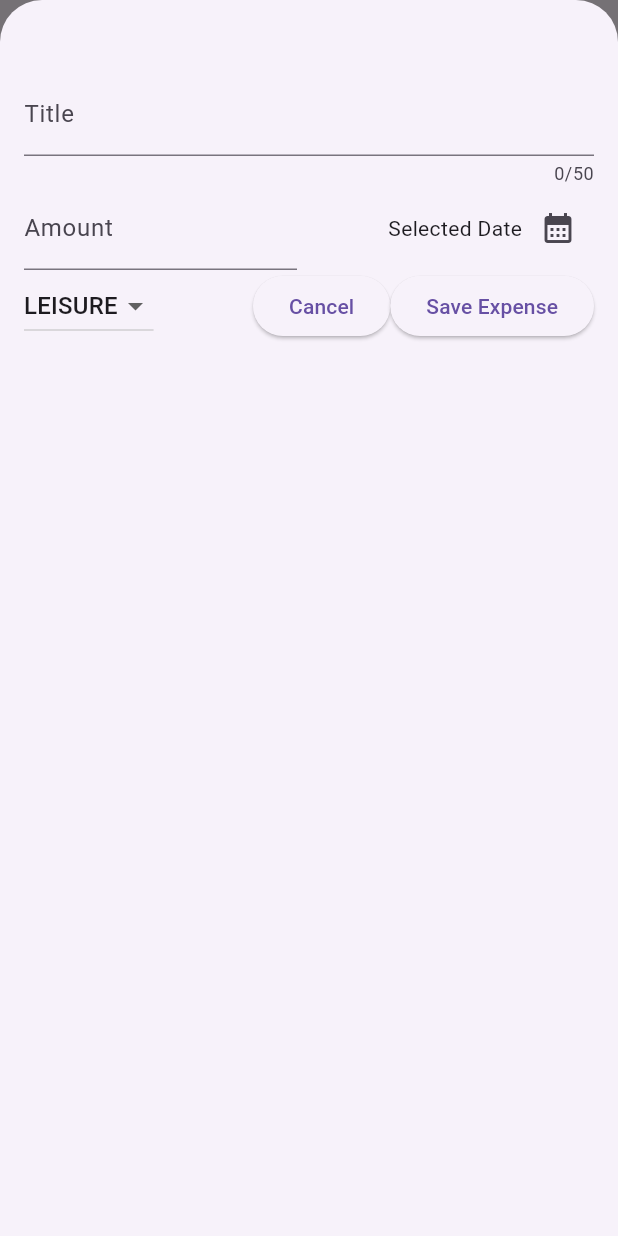
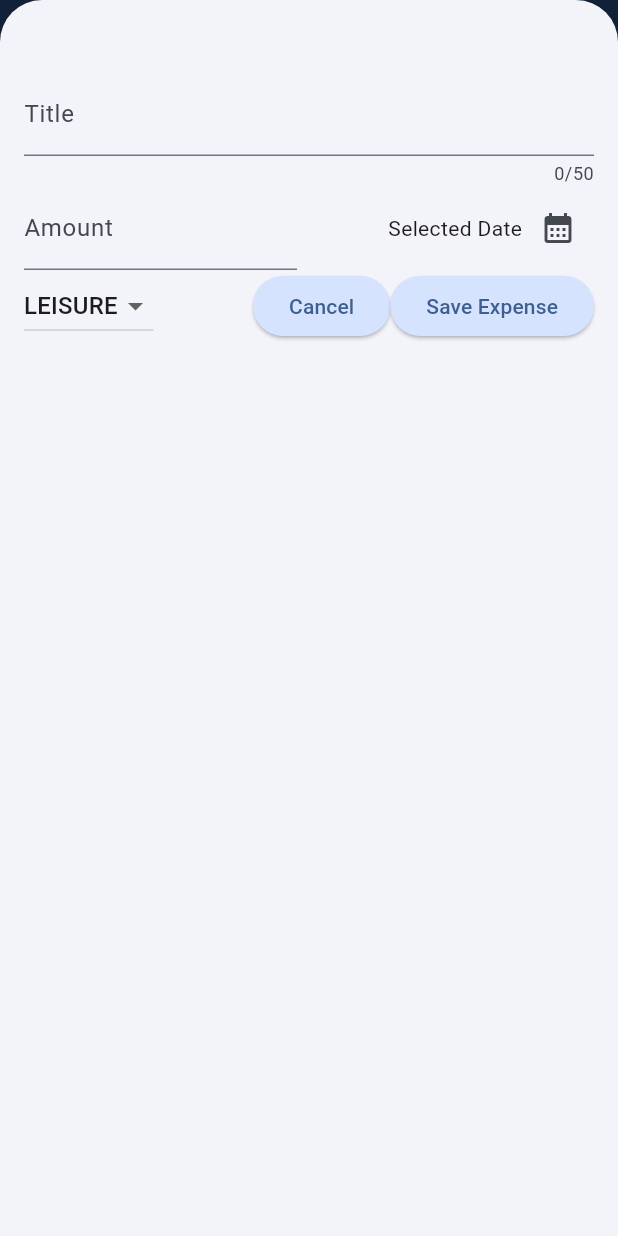
Before and after one commit to krissalv/expense_tracker, a Flutter app: the screen it shows after launch, after a tap on the "add" icon, on a phone screen of 412 x 824 dp. Run offline on Flutter 3.47's test engine with Material 3 defaults, Android fonts, the phone set to English and light mode, and no system bars.

Commit message:
Updated + added themes

```diff
--- a/lib/main.dart
+++ b/lib/main.dart
@@ -2,10 +2,55 @@ import 'package:flutter/material.dart';
 
 import 'package:expense_tracker/widgets/expenses.dart';
 
+var kColorScheme = ColorScheme.fromSeed(
+  seedColor: const Color.fromARGB(255, 9, 99, 190),
+);
+var kDarkColorScheme = ColorScheme.fromSeed(
+  brightness: Brightness.dark,
+  seedColor: const Color.fromARGB(255, 5, 99, 125),
+);
 void main() {
   runApp(
-    const MaterialApp(
-      home: Expenses()
+    MaterialApp(
+      darkTheme: ThemeData.dark().copyWith(
+        colorScheme: kDarkColorScheme,
+        cardTheme: const CardTheme().copyWith(
+          color: kDarkColorScheme.secondaryContainer,
+          margin: const EdgeInsets.symmetric(
+            horizontal: 16,
+            vertical: 8,
+          ),
+        ),
+        elevatedButtonTheme: ElevatedButtonThemeData(
+          style: ElevatedButton.styleFrom(
+            backgroundColor: kDarkColorScheme.primaryContainer,
+            foregroundColor: kDarkColorScheme.onPrimaryContainer,
+          ),
+        ),
+      ),
+      theme: ThemeData().copyWith(
+        colorScheme: kColorScheme,
+        appBarTheme: const AppBarTheme().copyWith(
+            backgroundColor: kColorScheme.onPrimaryContainer,
+            foregroundColor: kColorScheme.primaryContainer),
+        cardTheme: CardTheme().copyWith(
+          color: kColorScheme.secondaryContainer,
+          margin: const EdgeInsets.symmetric(horizontal: 16, vertical: 8),
+        ),
+        elevatedButtonTheme: ElevatedButtonThemeData(
+          style: ElevatedButton.styleFrom(
+              backgroundColor: kColorScheme.primaryContainer),
+        ),
+        textTheme: ThemeData().textTheme.copyWith(
+              titleLarge: TextStyle(
+                fontWeight: FontWeight.bold,
+                color: kColorScheme.onSecondaryContainer,
+                fontSize: 24,
+              ),
+            ),
+      ),
+      themeMode: ThemeMode.system,
+      home: Expenses(),
     ),
   );
 }
--- a/lib/widgets/expenses.dart
+++ b/lib/widgets/expenses.dart
@@ -30,9 +30,22 @@ class _ExpensesState extends State<Expenses> {
   }
 
   void _removeExpense(Expense expense) {
+    int expenseIndex = _registeredExpenses.indexOf(expense);
     setState(() {
       _registeredExpenses.remove(expense);
     });
+    ScaffoldMessenger.of(context).showSnackBar(
+      SnackBar(
+          duration: Duration(seconds: 3),
+          content: Text('Expense Removed'),
+          action: SnackBarAction(
+              label: 'Undo',
+              onPressed: () {
+                setState(() {
+                  _registeredExpenses.insert(expenseIndex, expense);
+                });
+              })),
+    );
   }
 
   final List<Expense> _registeredExpenses = [
@@ -49,6 +62,15 @@ class _ExpensesState extends State<Expenses> {
   ];
   @override
   Widget build(BuildContext context) {
+    Widget mainContent = const Center(
+      child: Text('No ExpensesFound. Click + to add'),
+    );
+    if (_registeredExpenses.isNotEmpty) {
+      mainContent = ExpensesList(
+        expenses: _registeredExpenses,
+        onRemoveExpense: _removeExpense,
+      );
+    }
     return Scaffold(
       appBar: AppBar(
         title: const Text("Expense Tracker"),
@@ -62,12 +84,7 @@ class _ExpensesState extends State<Expenses> {
       body: Column(
         children: [
           Text("Chart"),
-          Expanded(
-            child: ExpensesList(
-              onRemoveExpense: _removeExpense,
-              expenses: _registeredExpenses,
-            ),
-          ),
+          Expanded(child: mainContent),
         ],
       ),
     );
--- a/lib/widgets/expenses_list/expense_item.dart
+++ b/lib/widgets/expenses_list/expense_item.dart
@@ -14,7 +14,10 @@ class ExpenseItem extends StatelessWidget {
         ),
         child: Column(
           children: [
-            Text(expense.title),
+            Text(
+              expense.title,
+              style: Theme.of(context).textTheme.titleLarge,
+            ),
             SizedBox(height: 4),
             Row(
               children: [
--- a/lib/widgets/expenses_list/expenses_list.dart
+++ b/lib/widgets/expenses_list/expenses_list.dart
@@ -13,6 +13,14 @@ class ExpensesList extends StatelessWidget {
       itemCount: expenses.length,
       itemBuilder: (ctx, index) => Dismissible(
         key: ValueKey(expenses[index]),
+        background: Container(
+          margin: EdgeInsets.symmetric(
+            horizontal: Theme.of(context).cardTheme.margin!.horizontal,
+          ),
+          color: Theme.of(context).colorScheme.error.withValues(
+                alpha: .75,
+              ),
+        ),
         onDismissed: (direction) {
           onRemoveExpense(expenses[index]);
         },
```
